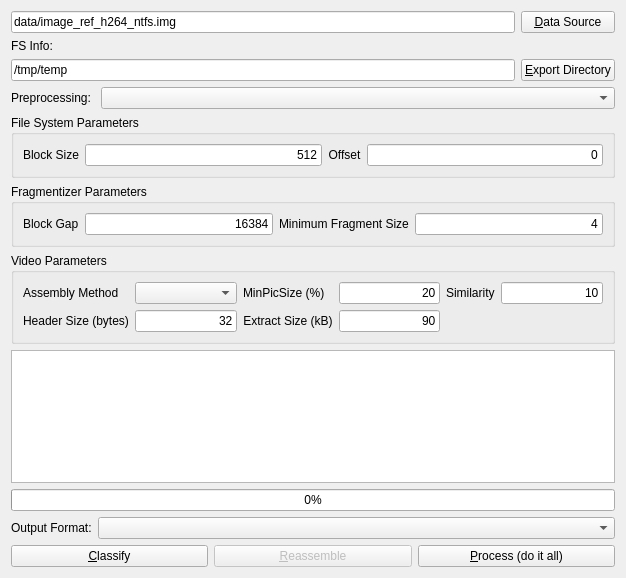
This is gui/file_carving_ui.ui in rpoisel/mmc as Qt 5 draws it before an edit. The edited form follows.
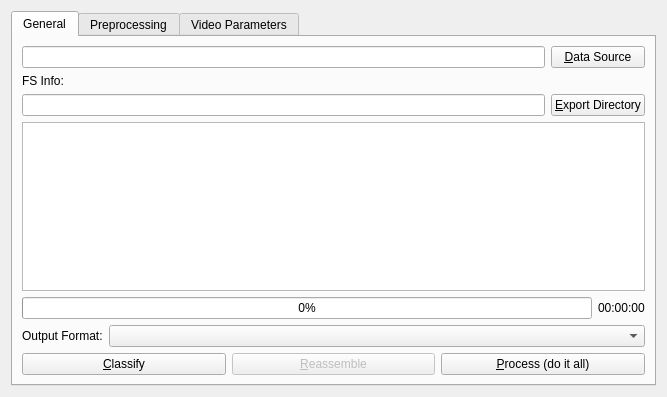
This is the edited form.

Commit message: some gui glitches removed; manfred changes incorporated

The edit to the form file:
```diff
--- a/gui/file_carving_ui.ui
+++ b/gui/file_carving_ui.ui
@@ -6,8 +6,8 @@
    <rect>
     <x>0</x>
     <y>0</y>
-    <width>626</width>
-    <height>578</height>
+    <width>667</width>
+    <height>397</height>
    </rect>
   </property>
   <property name="minimumSize">
@@ -19,13 +19,26 @@
   <property name="windowTitle">
    <string>Form</string>
   </property>
-  <layout class="QVBoxLayout" name="verticalLayout">
+  <layout class="QHBoxLayout" name="horizontalLayout">
+   <item>
+    <widget class="QTabWidget" name="tabWidget">
+     <property name="currentIndex">
+      <number>0</number>
+     </property>
+     <widget class="QWidget" name="tab_general">
+      <attribute name="title">
+       <string>General</string>
+      </attribute>
+      <layout class="QVBoxLayout" name="verticalLayout_2">
    <item>
     <layout class="QGridLayout" name="srcdstLayout">
      <item row="0" column="0">
       <widget class="QLineEdit" name="inputFile">
+           <property name="enabled">
+            <bool>true</bool>
+           </property>
        <property name="text">
-        <string>data/image_ref_h264_ntfs.img</string>
+            <string/>
        </property>
       </widget>
      </item>
@@ -45,8 +58,11 @@
      </item>
      <item row="2" column="0">
       <widget class="QLineEdit" name="outputDir">
+           <property name="enabled">
+            <bool>true</bool>
+           </property>
        <property name="text">
-        <string>/tmp/temp</string>
+            <string/>
        </property>
       </widget>
      </item>
@@ -60,9 +76,30 @@
     </layout>
    </item>
    <item>
-    <layout class="QHBoxLayout" name="preprocessingLayout">
+        <widget class="QTableWidget" name="resultTable"/>
+       </item>
      <item>
-      <widget class="QLabel" name="label_5">
+        <layout class="QHBoxLayout" name="horizontalLayout_2">
+         <item>
+          <widget class="QProgressBar" name="progressBar">
+           <property name="value">
+            <number>0</number>
+           </property>
+          </widget>
+         </item>
+         <item>
+          <widget class="QLabel" name="duration">
+           <property name="text">
+            <string>00:00:00</string>
+           </property>
+          </widget>
+         </item>
+        </layout>
+       </item>
+       <item>
+        <layout class="QHBoxLayout" name="outformatLayout">
+         <item>
+          <widget class="QLabel" name="label_7">
        <property name="sizePolicy">
         <sizepolicy hsizetype="Fixed" vsizetype="Preferred">
          <horstretch>0</horstretch>
@@ -70,15 +107,50 @@
         </sizepolicy>
        </property>
        <property name="text">
-        <string>Preprocessing: </string>
+            <string>Output Format:</string>
        </property>
       </widget>
      </item>
      <item>
-      <widget class="QComboBox" name="preprocessing"/>
+          <widget class="QComboBox" name="outputformat"/>
      </item>
     </layout>
    </item>
+       <item>
+        <layout class="QHBoxLayout" name="actionLayout">
+         <item>
+          <widget class="QPushButton" name="classifyButton">
+           <property name="text">
+            <string>&amp;Classify</string>
+           </property>
+          </widget>
+         </item>
+         <item>
+          <widget class="QPushButton" name="reassembleButton">
+           <property name="enabled">
+            <bool>false</bool>
+           </property>
+           <property name="text">
+            <string>&amp;Reassemble</string>
+           </property>
+          </widget>
+         </item>
+         <item>
+          <widget class="QPushButton" name="processButton">
+           <property name="text">
+            <string>&amp;Process (do it all)</string>
+           </property>
+          </widget>
+         </item>
+        </layout>
+       </item>
+      </layout>
+     </widget>
+     <widget class="QWidget" name="tab_preprocessing">
+      <attribute name="title">
+       <string>Preprocessing</string>
+      </attribute>
+      <layout class="QVBoxLayout" name="verticalLayout_3">
    <item>
     <widget class="QGroupBox" name="groupBox_3">
      <property name="title">
@@ -175,75 +247,68 @@
     </widget>
    </item>
    <item>
-    <widget class="QGroupBox" name="groupBox">
-     <property name="title">
+        <layout class="QGridLayout" name="gridLayout_2">
+         <item row="0" column="0">
+          <widget class="QLabel" name="label_5">
+           <property name="sizePolicy">
+            <sizepolicy hsizetype="Fixed" vsizetype="Preferred">
+             <horstretch>0</horstretch>
+             <verstretch>0</verstretch>
+            </sizepolicy>
+           </property>
+           <property name="text">
+            <string>Preprocessing: </string>
+           </property>
+          </widget>
+         </item>
+         <item row="0" column="1">
+          <widget class="QComboBox" name="preprocessing"/>
+         </item>
+         <item row="1" column="1">
+          <widget class="QComboBox" name="blockStatus"/>
+         </item>
+         <item row="1" column="0">
+          <widget class="QLabel" name="label_12">
+           <property name="text">
+            <string>Block status: </string>
+           </property>
+           <property name="alignment">
+            <set>Qt::AlignLeading|Qt::AlignLeft|Qt::AlignVCenter</set>
+           </property>
+          </widget>
+         </item>
+        </layout>
+       </item>
+       <item>
+        <widget class="QGraphicsView" name="graphicsView_2"/>
+       </item>
+      </layout>
+     </widget>
+     <widget class="QWidget" name="tab_video">
+      <attribute name="title">
       <string>Video Parameters</string>
-     </property>
-     <layout class="QGridLayout" name="videoparamLayout">
-      <item row="1" column="1">
-       <widget class="QLabel" name="label_8">
-        <property name="text">
-         <string>Header Size (bytes)</string>
-        </property>
-        <property name="alignment">
-         <set>Qt::AlignCenter</set>
-        </property>
-       </widget>
-      </item>
-      <item row="1" column="3">
-       <widget class="QLineEdit" name="headerSize">
-        <property name="statusTip">
-         <string>Size of the header in bytes</string>
-        </property>
-        <property name="text">
-         <string>32</string>
-        </property>
-        <property name="alignment">
-         <set>Qt::AlignRight|Qt::AlignTrailing|Qt::AlignVCenter</set>
-        </property>
-       </widget>
-      </item>
-      <item row="1" column="4">
-       <widget class="QLabel" name="label_4">
-        <property name="text">
-         <string>Extract Size (kB)</string>
-        </property>
-        <property name="alignment">
-         <set>Qt::AlignCenter</set>
-        </property>
-       </widget>
-      </item>
-      <item row="1" column="5">
-       <widget class="QLineEdit" name="extractSize">
-        <property name="statusTip">
-         <string>Size of the subfragment to forward to the decoder</string>
-        </property>
-        <property name="text">
-         <string>90</string>
-        </property>
-        <property name="alignment">
-         <set>Qt::AlignRight|Qt::AlignTrailing|Qt::AlignVCenter</set>
-        </property>
-       </widget>
-      </item>
-      <item row="0" column="1">
+      </attribute>
+      <layout class="QVBoxLayout" name="verticalLayout">
+       <item>
+        <layout class="QGridLayout" name="gridLayout">
+         <item row="0" column="0">
        <widget class="QLabel" name="label_2">
         <property name="text">
          <string>Assembly Method</string>
         </property>
        </widget>
       </item>
-      <item row="0" column="3">
+         <item row="0" column="1">
        <widget class="QComboBox" name="assemblyMethod"/>
       </item>
-      <item row="0" column="4">
+         <item row="0" column="2">
        <widget class="QLabel" name="label_9">
         <property name="text">
          <string>MinPicSize (%)</string>
         </property>
        </widget>
       </item>
-      <item row="0" column="5">
+         <item row="0" column="3">
        <widget class="QLineEdit" name="minPicSize">
         <property name="text">
          <string>20</string>
@@ -253,14 +318,14 @@
         </property>
        </widget>
       </item>
-      <item row="0" column="6">
+         <item row="1" column="0">
        <widget class="QLabel" name="label_11">
         <property name="text">
          <string>Similarity</string>
         </property>
        </widget>
       </item>
-      <item row="0" column="7">
+         <item row="1" column="1">
        <widget class="QLineEdit" name="similarity">
         <property name="text">
          <string>10</string>
@@ -270,66 +335,60 @@
         </property>
        </widget>
       </item>
-     </layout>
-    </widget>
-   </item>
-   <item>
-    <widget class="QTableWidget" name="resultTable"/>
-   </item>
-   <item>
-    <widget class="QProgressBar" name="progressBar">
-     <property name="value">
-      <number>0</number>
-     </property>
-    </widget>
-   </item>
-   <item>
-    <layout class="QHBoxLayout" name="outformatLayout">
-     <item>
-      <widget class="QLabel" name="label_7">
-       <property name="sizePolicy">
-        <sizepolicy hsizetype="Fixed" vsizetype="Preferred">
-         <horstretch>0</horstretch>
-         <verstretch>0</verstretch>
-        </sizepolicy>
+         <item row="2" column="0">
+          <widget class="QLabel" name="label_8">
+           <property name="text">
+            <string>Header Size (bytes)</string>
+           </property>
+           <property name="alignment">
+            <set>Qt::AlignCenter</set>
+           </property>
+          </widget>
+         </item>
+         <item row="2" column="1">
+          <widget class="QLineEdit" name="headerSize">
+           <property name="statusTip">
+            <string>Size of the header in bytes</string>
        </property>
        <property name="text">
-        <string>Output Format:</string>
-       </property>
-      </widget>
-     </item>
-     <item>
-      <widget class="QComboBox" name="outputformat"/>
-     </item>
-    </layout>
-   </item>
-   <item>
-    <layout class="QHBoxLayout" name="actionLayout">
-     <item>
-      <widget class="QPushButton" name="classifyButton">
+            <string>32</string>
+           </property>
+           <property name="alignment">
+            <set>Qt::AlignRight|Qt::AlignTrailing|Qt::AlignVCenter</set>
+           </property>
+          </widget>
+         </item>
+         <item row="2" column="2">
+          <widget class="QLabel" name="label_4">
        <property name="text">
-        <string>&amp;Classify</string>
-       </property>
-      </widget>
-     </item>
-     <item>
-      <widget class="QPushButton" name="reassembleButton">
-       <property name="enabled">
-        <bool>false</bool>
+            <string>Extract Size (kB)</string>
+           </property>
+           <property name="alignment">
+            <set>Qt::AlignCenter</set>
+           </property>
+          </widget>
+         </item>
+         <item row="2" column="3">
+          <widget class="QLineEdit" name="extractSize">
+           <property name="statusTip">
+            <string>Size of the subfragment to forward to the decoder</string>
        </property>
        <property name="text">
-        <string>&amp;Reassemble</string>
-       </property>
-      </widget>
-     </item>
+            <string>90</string>
+           </property>
+           <property name="alignment">
+            <set>Qt::AlignRight|Qt::AlignTrailing|Qt::AlignVCenter</set>
+           </property>
+          </widget>
+         </item>
+        </layout>
+       </item>
      <item>
-      <widget class="QPushButton" name="processButton">
-       <property name="text">
-        <string>&amp;Process (do it all)</string>
-       </property>
-      </widget>
-     </item>
-    </layout>
+        <widget class="QGraphicsView" name="graphicsView"/>
+       </item>
+      </layout>
+     </widget>
+    </widget>
    </item>
   </layout>
  </widget>
```
Lines whose indentation alone changed are shown as unchanged. The commit also changes 7 other files.
